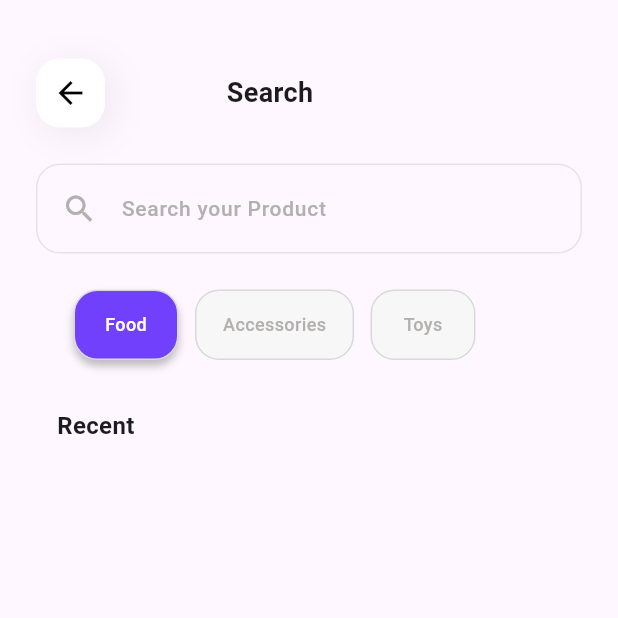
After one commit to MohammadSobri14/pet-shop, a Flutter app: the SearchPage screen opened directly, on a phone screen of 412 x 824 dp, the top half of it. The commit adds this screen. Run offline on Flutter 3.47's test engine with Material 3 defaults, Android fonts, the phone set to English and light mode, and no system bars; our stand-ins replace smooth_page_indicator; Roboto replaces fonts that are missing (Poppins).

Commit message:
menambahkan fitur search

```diff
--- a/lib/view/homepage.dart
+++ b/lib/view/homepage.dart
@@ -1,6 +1,8 @@
 import 'package:flutter/material.dart';
 import 'package:petshop/data/product_data.dart';
 import 'package:petshop/view/product_detail.dart';
+import 'package:petshop/view/search.dart';
+import 'package:petshop/view/notification.dart';
 
 class HomePage extends StatefulWidget {
   const HomePage({super.key});
@@ -90,8 +92,10 @@ class _HomePageState extends State<HomePage> {
                   children: [
                     GestureDetector(
                       onTap: () {
-                        ScaffoldMessenger.of(context).showSnackBar(
-                          SnackBar(content: Text('Search button pressed')),
+                        Navigator.push(
+                          context,
+                          MaterialPageRoute(
+                              builder: (context) => SearchPage()),
                         );
                       },
                       child: Padding(
@@ -105,9 +109,10 @@ class _HomePageState extends State<HomePage> {
                     ),
                     GestureDetector(
                       onTap: () {
-                        ScaffoldMessenger.of(context).showSnackBar(
-                          SnackBar(
-                              content: Text('Notification button pressed')),
+                        Navigator.push(
+                          context,
+                          MaterialPageRoute(
+                              builder: (context) => NotificationPage()),
                         );
                       },
                       child: Padding(
--- /dev/null
+++ b/lib/view/search.dart
@@ -0,0 +1,210 @@
+import 'package:flutter/material.dart';
+
+class SearchPage extends StatefulWidget {
+  const SearchPage({super.key});
+
+  @override
+  _SearchPageState createState() => _SearchPageState();
+}
+
+class _SearchPageState extends State<SearchPage> {
+  String _activeCategory = 'Food';
+  TextEditingController searchController = TextEditingController();
+  List<String> searchHistory = []; // Menyimpan riwayat pencarian
+
+  @override
+  Widget build(BuildContext context) {
+    return Scaffold(
+      body: Padding(
+        padding: const EdgeInsets.only(left: 24, top: 39, right: 24),
+        child: Column(
+          crossAxisAlignment: CrossAxisAlignment.start,
+          children: [
+            Row(
+              children: [
+                GestureDetector(
+                  onTap: () {
+                    Navigator.pop(context);
+                  },
+                  child: Container(
+                    width: 46,
+                    height: 46,
+                    decoration: BoxDecoration(
+                      color: Colors.white,
+                      borderRadius: BorderRadius.circular(16),
+                      boxShadow: [
+                        BoxShadow(
+                          color: Color(0x11000000),
+                          blurRadius: 20,
+                          offset: Offset(4, 4),
+                        ),
+                      ],
+                    ),
+                    child: Icon(
+                      Icons.arrow_back,
+                      color: Colors.black,
+                    ),
+                  ),
+                ),
+                SizedBox(width: 16),
+                Expanded(
+                  child: Padding(
+                    padding: const EdgeInsets.only(left: 65),
+                    child: Text(
+                      "Search",
+                      style: TextStyle(
+                        fontSize: 18,
+                        fontWeight: FontWeight.bold,
+                      ),
+                    ),
+                  ),
+                ),
+              ],
+            ),
+            SizedBox(height: 24),
+            Container(
+              height: 60,
+              decoration: BoxDecoration(
+                border: Border.all(color: Color(0xFFE5E4E3)),
+                borderRadius: BorderRadius.circular(16),
+              ),
+              child: Row(
+                children: [
+                  Padding(
+                    padding: const EdgeInsets.symmetric(horizontal: 16.0),
+                    child: Icon(
+                      Icons.search,
+                      color: Color(0xFFB3B1B0),
+                    ),
+                  ),
+                  Expanded(
+                    child: TextField(
+                      controller: searchController,
+                      decoration: InputDecoration(
+                        hintText: 'Search your Product',
+                        hintStyle: TextStyle(
+                          color: Color(0xFFB3B1B0),
+                          fontSize: 14,
+                          fontFamily: 'Poppins',
+                          fontWeight: FontWeight.w500,
+                        ),
+                        border: InputBorder.none,
+                      ),
+                      onSubmitted: (value) {
+                        // Menambahkan pencarian ke riwayat secara descending
+                        setState(() {
+                          if (value.isNotEmpty) {
+                            searchHistory.insert(
+                                0, value);
+                          }
+                        });
+                        searchController
+                            .clear();
+                      },
+                    ),
+                  ),
+                ],
+              ),
+            ),
+            SizedBox(height: 24),
+            Padding(
+              padding: const EdgeInsets.only(left: 25),
+              child: Container(
+                width: 268,
+                height: 47,
+                child: Row(
+                  mainAxisAlignment: MainAxisAlignment.spaceBetween,
+                  children: [
+                    _buildCategoryButton('Food'),
+                    _buildCategoryButton('Accessories'),
+                    _buildCategoryButton('Toys'),
+                  ],
+                ),
+              ),
+            ),
+            Padding(
+              padding: const EdgeInsets.only(left: 14, top: 32),
+              child: Text(
+                "Recent",
+                style: TextStyle(fontWeight: FontWeight.w700, fontSize: 16),
+              ),
+            ),
+            // Menampilkan riwayat pencarian
+            Expanded(
+              child: ListView.builder(
+                shrinkWrap: true,
+                itemCount: searchHistory.length,
+                itemBuilder: (context, index) {
+                  return ListTile(
+                    title: Text(
+                      searchHistory[index],
+                      style: TextStyle(
+                        color:
+                            Colors.grey,
+                      ),
+                    ),
+                    trailing: IconButton(
+                      icon: Icon(Icons.close,
+                          color: Colors
+                              .grey),
+                      onPressed: () {
+                        setState(() {
+                          searchHistory
+                              .removeAt(index);
+                        });
+                      },
+                    ),
+                  );
+                },
+              ),
+            ),
+          ],
+        ),
+      ),
+    );
+  }
+
+  // Kategori
+  Widget _buildCategoryButton(String category) {
+    final bool isActive = _activeCategory == category;
+    return GestureDetector(
+      onTap: () {
+        setState(() {
+          _activeCategory = category;
+        });
+      },
+      child: Container(
+        width: category == 'Accessories' ? 106 : 70,
+        height: 47,
+        decoration: BoxDecoration(
+          color: isActive ? const Color(0xFF7140FC) : const Color(0xFFF7F7F7),
+          borderRadius: BorderRadius.circular(16),
+          border: Border.all(
+            color: const Color(0xFFD9D9D9),
+            width: 1,
+          ),
+          boxShadow: isActive
+              ? [
+                  BoxShadow(
+                    color: const Color(0x3F000000),
+                    blurRadius: 4,
+                    offset: const Offset(0, 4),
+                  ),
+                ]
+              : [], // Tidak ada bayangan jika tidak aktif
+        ),
+        alignment: Alignment.center,
+        child: Text(
+          category,
+          style: TextStyle(
+            color: isActive ? Colors.white : const Color(0xFFB3B1B0),
+            fontSize: 12,
+            fontFamily: 'Poppins',
+            fontWeight: FontWeight.w500,
+            height: 1.5,
+          ),
+        ),
+      ),
+    );
+  }
+}
```
